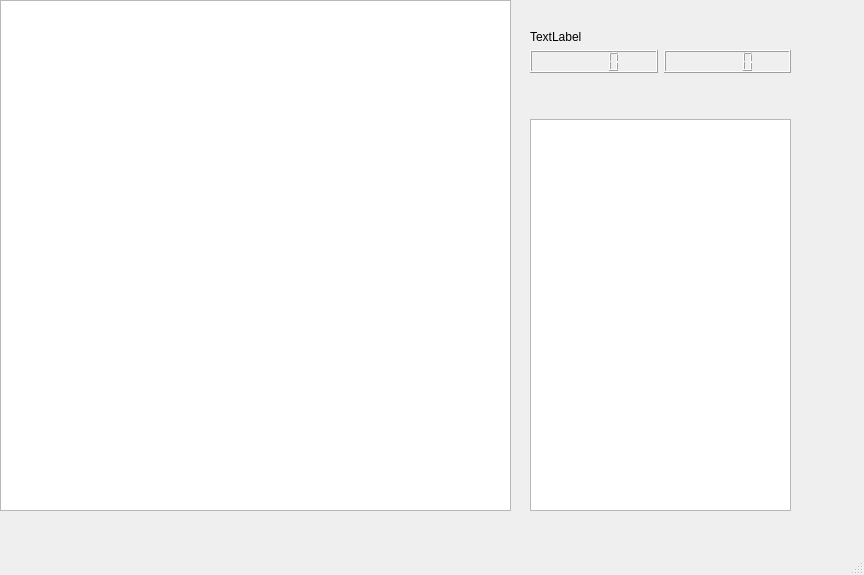
Above: Game/mainwindow.ui from GreatSharky/programming3 before the change. Below: the same form after it.
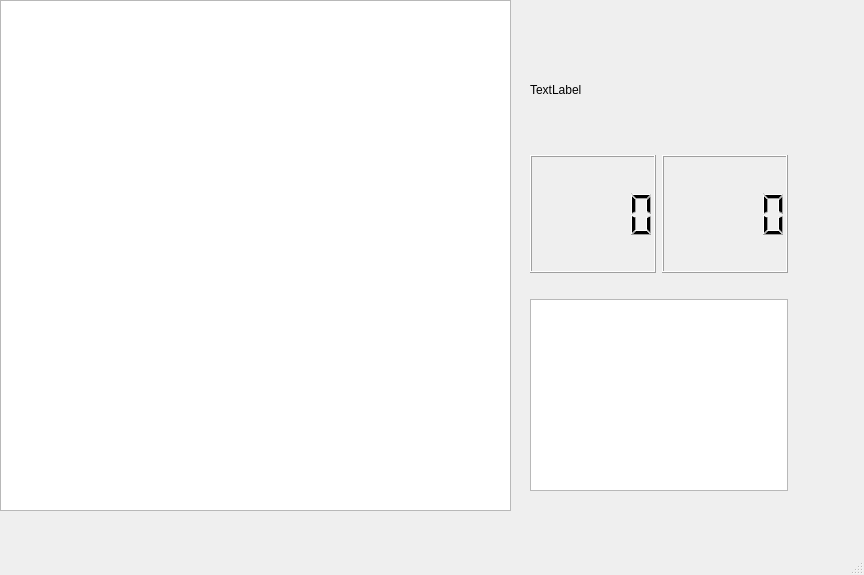
That is the form after the change.

Commit message: Updates on the main window and the base for the unit test (Not in the Nysse.pro)

What changed in the file:
```diff
--- a/Game/mainwindow.ui
+++ b/Game/mainwindow.ui
@@ -32,7 +32,7 @@
      <rect>
       <x>530</x>
       <y>30</y>
-      <width>261</width>
+      <width>258</width>
       <height>481</height>
      </rect>
     </property>
@@ -59,6 +59,9 @@
        <property name="orientation">
         <enum>Qt::Horizontal</enum>
        </property>
+       <property name="sizeType">
+        <enum>QSizePolicy::Preferred</enum>
+       </property>
        <property name="sizeHint" stdset="0">
         <size>
          <width>40</width>
@@ -67,6 +70,21 @@
        </property>
       </spacer>
      </item>
+     <item>
+      <widget class="QTextBrowser" name="textBrowser">
+       <property name="sizePolicy">
+        <sizepolicy hsizetype="Expanding" vsizetype="Fixed">
+         <horstretch>0</horstretch>
+         <verstretch>0</verstretch>
+        </sizepolicy>
+       </property>
+       <property name="font">
+        <font>
+         <pointsize>18</pointsize>
+        </font>
+       </property>
+      </widget>
+     </item>
      <item>
       <spacer name="horizontalSpacer_2">
        <property name="orientation">
@@ -80,9 +98,6 @@
        </property>
       </spacer>
      </item>
-     <item>
-      <widget class="QColumnView" name="columnView"/>
-     </item>
     </layout>
    </widget>
   </widget>
```
The commit also changes 4 other files.
